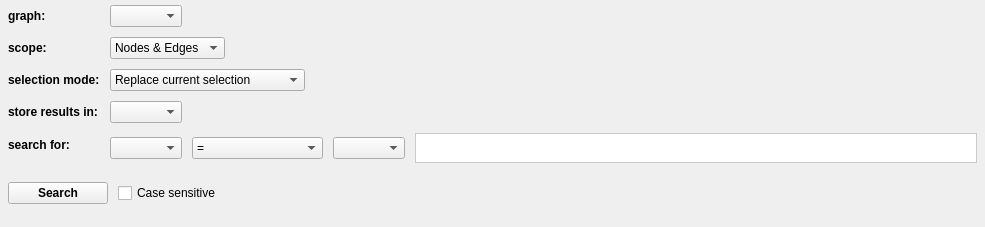
Before: the Qt Designer form plugins/perspective/GraphPerspective/designer/SearchWidget.ui in Tulip-Dev/tulip, drawn with Qt 5.
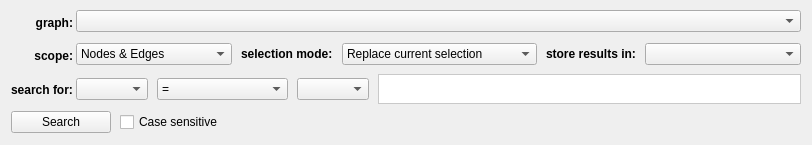
After: the same form once the commit is applied. Icons and pictures are not drawn. Custom widgets are drawn as their Qt base class.

Commit message: Graph perspective search dialog relooking

Patch:
```diff
--- a/plugins/perspective/GraphPerspective/designer/SearchWidget.ui
+++ b/plugins/perspective/GraphPerspective/designer/SearchWidget.ui
@@ -6,8 +6,8 @@
    <rect>
     <x>0</x>
     <y>0</y>
-    <width>985</width>
-    <height>227</height>
+    <width>812</width>
+    <height>145</height>
    </rect>
   </property>
   <property name="sizePolicy">
@@ -16,81 +16,31 @@
     <verstretch>0</verstretch>
    </sizepolicy>
   </property>
-  <layout class="QVBoxLayout" name="verticalLayout">
-   <property name="spacing">
-    <number>0</number>
-   </property>
-   <property name="margin">
-    <number>0</number>
-   </property>
-   <item>
-    <widget class="QScrollArea" name="scrollArea">
-     <property name="frameShape">
-      <enum>QFrame::NoFrame</enum>
-     </property>
-     <property name="widgetResizable">
-      <bool>true</bool>
-     </property>
-     <widget class="QWidget" name="scrollAreaWidgetContents">
-      <property name="geometry">
-       <rect>
-        <x>0</x>
-        <y>0</y>
-        <width>969</width>
-        <height>254</height>
-       </rect>
-      </property>
       <property name="styleSheet">
-       <string notr="true">QLabel {
-font: bold;
+   <string notr="true">QLabel { font: bold;
 }</string>
       </property>
       <layout class="QVBoxLayout" name="verticalLayout_2">
        <property name="spacing">
-        <number>6</number>
-       </property>
-       <property name="leftMargin">
-        <number>8</number>
+    <number>0</number>
        </property>
        <property name="topMargin">
-        <number>5</number>
-       </property>
-       <property name="rightMargin">
-        <number>8</number>
+    <number>3</number>
        </property>
        <property name="bottomMargin">
-        <number>5</number>
+    <number>3</number>
        </property>
        <item>
-        <widget class="QFrame" name="searchFrame">
-         <property name="sizePolicy">
-          <sizepolicy hsizetype="Preferred" vsizetype="Preferred">
-           <horstretch>0</horstretch>
-           <verstretch>0</verstretch>
-          </sizepolicy>
-         </property>
+    <layout class="QHBoxLayout" name="horizontalLayout_3">
+     <item>
          <layout class="QVBoxLayout" name="verticalLayout_3">
           <property name="spacing">
-           <number>10</number>
-          </property>
-          <property name="margin">
-           <number>0</number>
+        <number>9</number>
+       </property>
+       <property name="bottomMargin">
+        <number>2</number>
           </property>
           <item>
-           <layout class="QFormLayout" name="formLayout">
-            <property name="fieldGrowthPolicy">
-             <enum>QFormLayout::ExpandingFieldsGrow</enum>
-            </property>
-            <property name="labelAlignment">
-             <set>Qt::AlignLeading|Qt::AlignLeft|Qt::AlignVCenter</set>
-            </property>
-            <property name="horizontalSpacing">
-             <number>10</number>
-            </property>
-            <property name="verticalSpacing">
-             <number>10</number>
-            </property>
-            <item row="0" column="0">
              <widget class="QLabel" name="graphLabel">
               <property name="toolTip">
                <string>The graph on which the search will be performed</string>
@@ -98,28 +48,15 @@
               <property name="text">
                <string>graph:</string>
               </property>
-             </widget>
-            </item>
-            <item row="0" column="1">
-             <widget class="TreeViewComboBox" name="graphCombo">
-              <property name="maximumSize">
-               <size>
-                <width>350</width>
-                <height>16777215</height>
-               </size>
-              </property>
-              <property name="toolTip">
-               <string>Choose the graph on which the search will be performed</string>
-              </property>
-              <property name="sizeAdjustPolicy">
-               <enum>QComboBox::AdjustToContents</enum>
-              </property>
-             </widget>
-            </item>
-            <item row="1" column="0">
+         <property name="alignment">
+          <set>Qt::AlignRight|Qt::AlignTrailing|Qt::AlignVCenter</set>
+         </property>
+        </widget>
+       </item>
+       <item>
              <widget class="QLabel" name="scopeLabel">
               <property name="sizePolicy">
-               <sizepolicy hsizetype="Maximum" vsizetype="Preferred">
+          <sizepolicy hsizetype="Preferred" vsizetype="Preferred">
                 <horstretch>0</horstretch>
                 <verstretch>0</verstretch>
                </sizepolicy>
@@ -130,9 +67,65 @@
               <property name="text">
                <string>scope:</string>
               </property>
-             </widget>
-            </item>
-            <item row="1" column="1">
+         <property name="alignment">
+          <set>Qt::AlignRight|Qt::AlignTrailing|Qt::AlignVCenter</set>
+         </property>
+        </widget>
+       </item>
+       <item>
+        <widget class="QLabel" name="searchTermsLabel">
+         <property name="sizePolicy">
+          <sizepolicy hsizetype="Maximum" vsizetype="Preferred">
+           <horstretch>0</horstretch>
+           <verstretch>0</verstretch>
+          </sizepolicy>
+         </property>
+         <property name="text">
+          <string>search for:</string>
+         </property>
+        </widget>
+       </item>
+      </layout>
+     </item>
+     <item>
+      <layout class="QVBoxLayout" name="verticalLayout">
+       <property name="spacing">
+        <number>9</number>
+       </property>
+       <property name="leftMargin">
+        <number>3</number>
+       </property>
+       <item>
+        <widget class="TreeViewComboBox" name="graphCombo">
+         <property name="sizePolicy">
+          <sizepolicy hsizetype="Expanding" vsizetype="Fixed">
+           <horstretch>0</horstretch>
+           <verstretch>0</verstretch>
+          </sizepolicy>
+         </property>
+         <property name="maximumSize">
+          <size>
+           <width>16777215</width>
+           <height>16777215</height>
+          </size>
+         </property>
+         <property name="toolTip">
+          <string>Choose the graph on which the search will be performed</string>
+         </property>
+         <property name="sizeAdjustPolicy">
+          <enum>QComboBox::AdjustToContents</enum>
+         </property>
+        </widget>
+       </item>
+       <item>
+        <layout class="QHBoxLayout" name="horizontalLayout_2">
+         <property name="spacing">
+          <number>9</number>
+         </property>
+         <property name="topMargin">
+          <number>2</number>
+         </property>
+         <item>
              <widget class="QComboBox" name="scopeCombo">
               <property name="maximumSize">
                <size>
@@ -163,7 +156,65 @@
               </item>
              </widget>
             </item>
-            <item row="3" column="0">
+         <item>
+          <widget class="QLabel" name="label">
+           <property name="sizePolicy">
+            <sizepolicy hsizetype="Fixed" vsizetype="Preferred">
+             <horstretch>0</horstretch>
+             <verstretch>0</verstretch>
+            </sizepolicy>
+           </property>
+           <property name="toolTip">
+            <string>Choose 'Do not modify selection' to only count the number of nodes/edges found</string>
+           </property>
+           <property name="text">
+            <string>selection mode:</string>
+           </property>
+          </widget>
+         </item>
+         <item>
+          <widget class="QComboBox" name="selectionModeCombo">
+           <property name="sizePolicy">
+            <sizepolicy hsizetype="Preferred" vsizetype="Fixed">
+             <horstretch>0</horstretch>
+             <verstretch>0</verstretch>
+            </sizepolicy>
+           </property>
+           <property name="maximumSize">
+            <size>
+             <width>350</width>
+             <height>16777215</height>
+            </size>
+           </property>
+           <property name="toolTip">
+            <string>Choose 'Do not modify selection' to only count the number of nodes/edges found</string>
+           </property>
+           <property name="sizeAdjustPolicy">
+            <enum>QComboBox::AdjustToContents</enum>
+           </property>
+           <item>
+            <property name="text">
+             <string>Replace current selection</string>
+            </property>
+           </item>
+           <item>
+            <property name="text">
+             <string>Add to current selection</string>
+            </property>
+           </item>
+           <item>
+            <property name="text">
+             <string>Remove from current selection</string>
+            </property>
+           </item>
+           <item>
+            <property name="text">
+             <string>Do not modify selection</string>
+            </property>
+           </item>
+          </widget>
+         </item>
+         <item>
              <widget class="QLabel" name="resultsStorageLabel">
               <property name="sizePolicy">
                <sizepolicy hsizetype="Maximum" vsizetype="Preferred">
@@ -179,7 +230,7 @@
               </property>
              </widget>
             </item>
-            <item row="3" column="1">
+         <item>
              <widget class="QComboBox" name="resultsStorageCombo">
               <property name="maximumSize">
                <size>
@@ -195,21 +246,13 @@
               </property>
              </widget>
             </item>
-            <item row="4" column="0">
-             <widget class="QLabel" name="searchTermsLabel">
-              <property name="sizePolicy">
-               <sizepolicy hsizetype="Maximum" vsizetype="Preferred">
-                <horstretch>0</horstretch>
-                <verstretch>0</verstretch>
-               </sizepolicy>
-              </property>
-              <property name="text">
-               <string>search for:</string>
-              </property>
-             </widget>
-            </item>
-            <item row="4" column="1">
+        </layout>
+       </item>
+       <item>
              <layout class="QHBoxLayout" name="horizontalLayout_4">
+         <property name="spacing">
+          <number>9</number>
+         </property>
               <item>
                <widget class="QComboBox" name="searchTermACombo">
                 <property name="sizePolicy">
@@ -384,56 +427,15 @@
               </item>
              </layout>
             </item>
-            <item row="2" column="0">
-             <widget class="QLabel" name="label">
-              <property name="text">
-               <string>selection mode:</string>
-              </property>
-              <property name="toolTip">
-               <string>Choose 'Do not modify selection' to only count the number of nodes/edges found</string>
-              </property>
-             </widget>
-            </item>
-            <item row="2" column="1">
-             <widget class="QComboBox" name="selectionModeCombo">
-              <property name="maximumSize">
-               <size>
-                <width>350</width>
-                <height>16777215</height>
-               </size>
-              </property>
-              <property name="toolTip">
-               <string>Choose 'Do not modify selection' to only count the number of nodes/edges found</string>
-              </property>
-              <property name="sizeAdjustPolicy">
-               <enum>QComboBox::AdjustToContents</enum>
-              </property>
-              <item>
-               <property name="text">
-                <string>Replace current selection</string>
-               </property>
-              </item>
-              <item>
-               <property name="text">
-                <string>Add to current selection</string>
-               </property>
-              </item>
-              <item>
-               <property name="text">
-                <string>Remove from current selection</string>
-               </property>
-              </item>
-              <item>
-               <property name="text">
-                <string>Do not modify selection</string>
-               </property>
-              </item>
-             </widget>
+      </layout>
             </item>
            </layout>
           </item>
           <item>
            <layout class="QHBoxLayout" name="horizontalLayout">
+     <property name="spacing">
+      <number>9</number>
+     </property>
             <item>
              <widget class="QPushButton" name="searchButton">
               <property name="minimumSize">
@@ -448,11 +450,6 @@
               <property name="statusTip">
                <string>Execute the search</string>
               </property>
-              <property name="styleSheet">
-               <string notr="true">QPushButton {
-font: bold;
-}</string>
-              </property>
               <property name="text">
                <string>Search</string>
               </property>
@@ -491,11 +488,6 @@
               </property>
              </spacer>
             </item>
-           </layout>
-          </item>
-         </layout>
-        </widget>
-       </item>
        <item>
         <widget class="QLabel" name="resultsCountLabel">
          <property name="sizePolicy">
@@ -513,18 +505,10 @@
         </widget>
        </item>
       </layout>
-     </widget>
-    </widget>
    </item>
   </layout>
  </widget>
  <customwidgets>
-  <customwidget>
-   <class>HeaderFrame</class>
-   <extends>QWidget</extends>
-   <header>HeaderFrame.h</header>
-   <container>1</container>
-  </customwidget>
   <customwidget>
    <class>TreeViewComboBox</class>
    <extends>QComboBox</extends>
```
Lines whose indentation alone changed are shown as unchanged. The commit also changes 1 other file.
